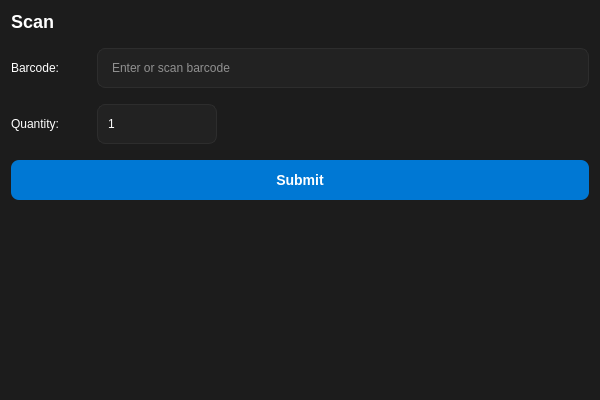
Before: the Qt Designer form InventoryQtApp/ScanPage.ui in Felipeact/InventoryQtApp, drawn with Qt 5.
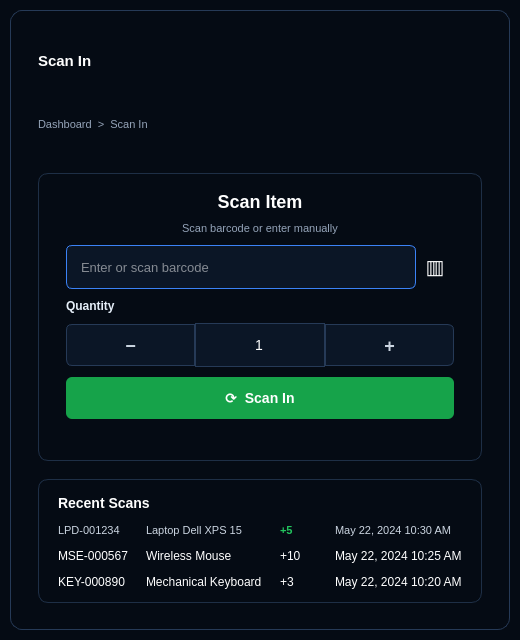
After: the same form once the commit is applied.

Commit message: Scan Page

Diff of the .ui file:
```diff
--- a/InventoryQtApp/ScanPage.ui
+++ b/InventoryQtApp/ScanPage.ui
@@ -6,267 +6,546 @@
    <rect>
     <x>0</x>
     <y>0</y>
-    <width>600</width>
-    <height>400</height>
+				<width>520</width>
+				<height>640</height>
    </rect>
   </property>
   <property name="windowTitle">
    <string>ScanPage</string>
   </property>
   <property name="styleSheet">
-   <string notr="true">QWidget {
-    background-color: #1c1c1c;
-    color: #ffffff;
-}
+			<string notr="true">
+				QWidget#ScanPageClass {
+				background-color: #050B14;
+				color: #FFFFFF;
+				font-family: "Segoe UI";
+				}
 
-QLabel {
-    color: #ffffff;
-}
+				QLabel {
+				background-color: transparent;
+				color: #FFFFFF;
+				}
 
-QLabel#titleLabel {
-    font-size: 18px;
-    font-weight: bold;
-}
+				QWidget#pageCard {
+				background: qlineargradient(
+				x1:0, y1:0, x2:1, y2:1,
+				stop:0 #0B1626,
+				stop:1 #091322
+				);
+				border: 1px solid #263A57;
+				border-radius: 12px;
+				}
 
-QLabel#statusLabel {
-    color: #9ca3af;
-    font-style: italic;
-}
+				QLabel#pageTitleLabel {
+				font-size: 15px;
+				font-weight: 800;
+				color: #FFFFFF;
+				}
 
-QLineEdit#barcodeInput {
-    background-color: #222222;
-    border: 1px solid #2d2d2d;
-    border-radius: 8px;
-    padding: 8px 12px;
-    color: #ffffff;
-    selection-background-color: #0078d4;
-}
+				QLabel#breadcrumbLabel {
+				color: #94A3B8;
+				font-size: 11px;
+				}
 
-QSpinBox#quantityInput {
-    background-color: #222222;
-    border: 1px solid #2d2d2d;
-    border-radius: 8px;
-    padding: 4px 8px;
-    color: #ffffff;
-}
+				QWidget#scanCard,
+				QWidget#recentScansCard {
+				background: qlineargradient(
+				x1:0, y1:0, x2:1, y2:1,
+				stop:0 #0D1828,
+				stop:1 #091322
+				);
+				border: 1px solid #1E2F46;
+				border-radius: 10px;
+				}
 
-QSpinBox::up-button#quantityInput {
-    border: none;
-    background-color: transparent;
-}
+				QLabel#titleLabel {
+				font-size: 18px;
+				font-weight: 800;
+				color: #FFFFFF;
+				}
 
-QSpinBox::down-button#quantityInput {
-    border: none;
-    background-color: transparent;
-}
+				QLabel#subtitleLabel {
+				color: #94A3B8;
+				font-size: 11px;
+				}
 
-QPushButton#submitButton {
-    background-color: #0078d4;
-    color: white;
-    border: none;
-    border-radius: 8px;
-    padding: 10px 20px;
-    font-weight: 600;
-    font-size: 14px;
-}
+				QLabel#quantityLabel {
+				color: #E5EEF8;
+				font-size: 12px;
+				font-weight: 700;
+				}
 
-QPushButton#submitButton:hover {
-    background-color: #106ebe;
-}
+				QLineEdit#barcodeInput {
+				background-color: #0B1626;
+				border: 1px solid #3B82F6;
+				border-radius: 6px;
+				color: #FFFFFF;
+				padding: 0 12px;
+				min-height: 42px;
+				font-size: 13px;
+				}
 
-QPushButton#submitButton:pressed {
-    background-color: #0d5aa8;
-}</string>
-  </property>
-  <layout class="QVBoxLayout" name="mainLayout">
+				QLineEdit#barcodeInput:focus {
+				border: 1px solid #60A5FA;
+				background-color: #0E1B2F;
+				}
+
+				QLineEdit#barcodeInput::placeholder {
+				color: #8EA0B8;
+				}
+
+				QLabel#barcodeIconLabel {
+				background-color: transparent;
+				color: #FFFFFF;
+				font-size: 20px;
+				}
+
+				QSpinBox#quantityInput {
+				background-color: #0B1626;
+				border: 1px solid #263A57;
+				border-radius: 0px;
+				color: #FFFFFF;
+				min-height: 42px;
+				font-size: 14px;
+				}
+
+				QSpinBox#quantityInput::up-button,
+				QSpinBox#quantityInput::down-button {
+				width: 0px;
+				height: 0px;
+				border: none;
+				}
+
+				QPushButton#minusButton,
+				QPushButton#plusButton {
+				background-color: #0B1626;
+				border: 1px solid #263A57;
+				color: #CBD5E1;
+				font-size: 18px;
+				font-weight: 600;
+				}
+
+				QPushButton#minusButton:hover,
+				QPushButton#plusButton:hover {
+				background-color: #172033;
+				color: #FFFFFF;
+				}
+
+				QPushButton#minusButton {
+				border-top-left-radius: 6px;
+				border-bottom-left-radius: 6px;
+				}
+
+				QPushButton#plusButton {
+				border-top-right-radius: 6px;
+				border-bottom-right-radius: 6px;
+				}
+
+				QPushButton#submitButton {
+				background-color: #16A34A;
+				border: none;
+				border-radius: 6px;
+				color: #FFFFFF;
+				min-height: 42px;
+				font-size: 14px;
+				font-weight: 800;
+				}
+
+				QPushButton#submitButton:hover {
+				background-color: #22C55E;
+				}
+
+				QLabel#statusLabel {
+				color: #FACC15;
+				font-size: 12px;
+				font-weight: 700;
+				}
+
+				QLabel#recentTitleLabel {
+				color: #FFFFFF;
+				font-size: 14px;
+				font-weight: 800;
+				}
+
+				QLabel#recentCodeLabel,
+				QLabel#recentNameLabel,
+				QLabel#recentDateLabel {
+				color: #CBD5E1;
+				font-size: 11px;
+				}
+
+				QLabel#recentQtyLabel {
+				color: #22C55E;
+				font-size: 11px;
+				font-weight: 800;
+				}
+			</string>
+		</property>
+
+		<layout class="QVBoxLayout" name="rootLayout">
+			<property name="leftMargin">
+				<number>10</number>
+			</property>
+			<property name="topMargin">
+				<number>10</number>
+			</property>
+			<property name="rightMargin">
+				<number>10</number>
+			</property>
+			<property name="bottomMargin">
+				<number>10</number>
+			</property>
+			<property name="spacing">
+				<number>0</number>
+			</property>
+
+			<item>
+				<widget class="QWidget" name="pageCard" native="true">
+					<layout class="QVBoxLayout" name="pageLayout">
+						<property name="leftMargin">
+							<number>28</number>
+						</property>
+						<property name="topMargin">
+							<number>20</number>
+						</property>
+						<property name="rightMargin">
+							<number>28</number>
+						</property>
+						<property name="bottomMargin">
+							<number>20</number>
+						</property>
+						<property name="spacing">
+							<number>18</number>
+						</property>
+
+						<item>
+							<layout class="QVBoxLayout" name="headerLayout">
+								<property name="spacing">
+									<number>3</number>
+								</property>
+
+								<item>
+									<widget class="QLabel" name="pageTitleLabel">
+										<property name="text">
+											<string>Scan In</string>
+										</property>
+									</widget>
+								</item>
+
+								<item>
+									<widget class="QLabel" name="breadcrumbLabel">
+										<property name="text">
+											<string>Dashboard  &gt;  Scan In</string>
+										</property>
+									</widget>
+								</item>
+							</layout>
+						</item>
+
+						<item>
+							<widget class="QWidget" name="scanCard" native="true">
+								<layout class="QVBoxLayout" name="scanCardLayout">
+									<property name="leftMargin">
+										<number>28</number>
+									</property>
+									<property name="topMargin">
+										<number>18</number>
+									</property>
+									<property name="rightMargin">
+										<number>28</number>
+									</property>
+									<property name="bottomMargin">
+										<number>18</number>
+									</property>
+									<property name="spacing">
+										<number>10</number>
+									</property>
+
    <item>
     <widget class="QLabel" name="titleLabel">
+											<property name="alignment">
+												<set>Qt::AlignCenter</set>
+											</property>
      <property name="text">
-      <string>Scan</string>
+												<string>Scan Item</string>
      </property>
     </widget>
    </item>
+
    <item>
-    <spacer name="verticalSpacer_1">
-     <property name="orientation">
-      <enum>Qt::Orientation::Vertical</enum>
-     </property>
-     <property name="sizeType">
-      <enum>QSizePolicy::Policy::Fixed</enum>
-     </property>
-     <property name="sizeHint" stdset="0">
-      <size>
-       <width>20</width>
-       <height>10</height>
-      </size>
-     </property>
-    </spacer>
-   </item>
+										<widget class="QLabel" name="subtitleLabel">
+											<property name="alignment">
+												<set>Qt::AlignCenter</set>
+											</property>
+											<property name="text">
+												<string>Scan barcode or enter manually</string>
+											</property>
+										</widget>
+									</item>
+
    <item>
     <layout class="QHBoxLayout" name="barcodeLayout">
-     <item>
-      <widget class="QLabel" name="barcodeLabel">
-       <property name="minimumSize">
-        <size>
-         <width>80</width>
-         <height>0</height>
-        </size>
-       </property>
-       <property name="text">
-        <string>Barcode:</string>
-       </property>
-      </widget>
-     </item>
+											<property name="spacing">
+												<number>0</number>
+											</property>
+
      <item>
       <widget class="QLineEdit" name="barcodeInput">
-       <property name="minimumSize">
-        <size>
-         <width>0</width>
-         <height>40</height>
-        </size>
-       </property>
        <property name="placeholderText">
         <string>Enter or scan barcode</string>
        </property>
       </widget>
      </item>
-    </layout>
-   </item>
-   <item>
-    <spacer name="verticalSpacer_2">
-     <property name="orientation">
-      <enum>Qt::Orientation::Vertical</enum>
-     </property>
-     <property name="sizeType">
-      <enum>QSizePolicy::Policy::Fixed</enum>
-     </property>
-     <property name="sizeHint" stdset="0">
-      <size>
-       <width>20</width>
-       <height>10</height>
-      </size>
-     </property>
-    </spacer>
-   </item>
-   <item>
-    <layout class="QHBoxLayout" name="quantityLayout">
+
+											<item>
+												<widget class="QLabel" name="barcodeIconLabel">
+													<property name="minimumSize">
+														<size>
+															<width>38</width>
+															<height>42</height>
+														</size>
+													</property>
+													<property name="maximumSize">
+														<size>
+															<width>38</width>
+															<height>42</height>
+														</size>
+													</property>
+													<property name="alignment">
+														<set>Qt::AlignCenter</set>
+													</property>
+													<property name="text">
+														<string>▥</string>
+													</property>
+												</widget>
+											</item>
+										</layout>
+									</item>
+
      <item>
       <widget class="QLabel" name="quantityLabel">
+											<property name="text">
+												<string>Quantity</string>
+											</property>
+										</widget>
+									</item>
+
+									<item>
+										<layout class="QHBoxLayout" name="quantityControlLayout">
+											<property name="spacing">
+												<number>0</number>
+											</property>
+
+											<item>
+												<widget class="QPushButton" name="minusButton">
        <property name="minimumSize">
         <size>
-         <width>80</width>
-         <height>0</height>
+															<width>58</width>
+															<height>42</height>
         </size>
        </property>
        <property name="text">
-        <string>Quantity:</string>
+														<string>−</string>
        </property>
       </widget>
      </item>
+
      <item>
       <widget class="QSpinBox" name="quantityInput">
-       <property name="minimumSize">
-        <size>
-         <width>120</width>
-         <height>40</height>
-        </size>
-       </property>
        <property name="minimum">
         <number>1</number>
        </property>
        <property name="maximum">
-        <number>9999</number>
+														<number>999999</number>
        </property>
        <property name="value">
         <number>1</number>
        </property>
-      </widget>
-     </item>
+													<property name="alignment">
+														<set>Qt::AlignCenter</set>
+													</property>
+												</widget>
+											</item>
+
      <item>
-      <spacer name="horizontalSpacer">
-       <property name="orientation">
-        <enum>Qt::Orientation::Horizontal</enum>
-       </property>
-       <property name="sizeType">
-        <enum>QSizePolicy::Policy::Expanding</enum>
-       </property>
-       <property name="sizeHint" stdset="0">
+												<widget class="QPushButton" name="plusButton">
+													<property name="minimumSize">
         <size>
-         <width>360</width>
-         <height>20</height>
-        </size>
-       </property>
-      </spacer>
+															<width>58</width>
+															<height>42</height>
+														</size>
+													</property>
+													<property name="text">
+														<string>+</string>
+													</property>
+												</widget>
      </item>
     </layout>
    </item>
-   <item>
-    <spacer name="verticalSpacer_3">
-     <property name="orientation">
-      <enum>Qt::Orientation::Vertical</enum>
-     </property>
-     <property name="sizeType">
-      <enum>QSizePolicy::Policy::Fixed</enum>
-     </property>
-     <property name="sizeHint" stdset="0">
-      <size>
-       <width>20</width>
-       <height>10</height>
-      </size>
-     </property>
-    </spacer>
-   </item>
+
    <item>
     <widget class="QPushButton" name="submitButton">
-     <property name="minimumSize">
-      <size>
-       <width>0</width>
-       <height>40</height>
-      </size>
-     </property>
      <property name="text">
-      <string>Submit</string>
+												<string>⟳  Scan In</string>
      </property>
     </widget>
    </item>
-   <item>
-    <spacer name="verticalSpacer_4">
-     <property name="orientation">
-      <enum>Qt::Orientation::Vertical</enum>
-     </property>
-     <property name="sizeType">
-      <enum>QSizePolicy::Policy::Fixed</enum>
-     </property>
-     <property name="sizeHint" stdset="0">
-      <size>
-       <width>20</width>
-       <height>10</height>
-      </size>
-     </property>
-    </spacer>
-   </item>
+
    <item>
     <widget class="QLabel" name="statusLabel">
+											<property name="alignment">
+												<set>Qt::AlignCenter</set>
+											</property>
      <property name="text">
       <string></string>
      </property>
     </widget>
    </item>
+								</layout>
+							</widget>
+						</item>
+
    <item>
-    <spacer name="verticalSpacer_5">
+							<widget class="QWidget" name="recentScansCard" native="true">
+								<layout class="QVBoxLayout" name="recentScansLayout">
+									<property name="leftMargin">
+										<number>20</number>
+									</property>
+									<property name="topMargin">
+										<number>14</number>
+									</property>
+									<property name="rightMargin">
+										<number>20</number>
+									</property>
+									<property name="bottomMargin">
+										<number>14</number>
+									</property>
+									<property name="spacing">
+										<number>12</number>
+									</property>
+
+									<item>
+										<widget class="QLabel" name="recentTitleLabel">
+											<property name="text">
+												<string>Recent Scans</string>
+											</property>
+										</widget>
+									</item>
+
+									<item>
+										<layout class="QGridLayout" name="recentGridLayout">
+											<property name="horizontalSpacing">
+												<number>18</number>
+											</property>
+											<property name="verticalSpacing">
+												<number>12</number>
+											</property>
+
+											<item row="0" column="0">
+												<widget class="QLabel" name="recentCodeLabel">
+													<property name="text">
+														<string>LPD-001234</string>
+													</property>
+												</widget>
+											</item>
+											<item row="0" column="1">
+												<widget class="QLabel" name="recentNameLabel">
+													<property name="text">
+														<string>Laptop Dell XPS 15</string>
+													</property>
+												</widget>
+											</item>
+											<item row="0" column="2">
+												<widget class="QLabel" name="recentQtyLabel">
+													<property name="text">
+														<string>+5</string>
+													</property>
+												</widget>
+											</item>
+											<item row="0" column="3">
+												<widget class="QLabel" name="recentDateLabel">
+													<property name="text">
+														<string>May 22, 2024 10:30 AM</string>
+													</property>
+												</widget>
+											</item>
+
+											<item row="1" column="0">
+												<widget class="QLabel" name="recentCodeLabel_2">
+													<property name="text">
+														<string>MSE-000567</string>
+													</property>
+												</widget>
+											</item>
+											<item row="1" column="1">
+												<widget class="QLabel" name="recentNameLabel_2">
+													<property name="text">
+														<string>Wireless Mouse</string>
+													</property>
+												</widget>
+											</item>
+											<item row="1" column="2">
+												<widget class="QLabel" name="recentQtyLabel_2">
+													<property name="text">
+														<string>+10</string>
+													</property>
+												</widget>
+											</item>
+											<item row="1" column="3">
+												<widget class="QLabel" name="recentDateLabel_2">
+													<property name="text">
+														<string>May 22, 2024 10:25 AM</string>
+													</property>
+												</widget>
+											</item>
+
+											<item row="2" column="0">
+												<widget class="QLabel" name="recentCodeLabel_3">
+													<property name="text">
+														<string>KEY-000890</string>
+													</property>
+												</widget>
+											</item>
+											<item row="2" column="1">
+												<widget class="QLabel" name="recentNameLabel_3">
+													<property name="text">
+														<string>Mechanical Keyboard</string>
+													</property>
+												</widget>
+											</item>
+											<item row="2" column="2">
+												<widget class="QLabel" name="recentQtyLabel_3">
+													<property name="text">
+														<string>+3</string>
+													</property>
+												</widget>
+											</item>
+											<item row="2" column="3">
+												<widget class="QLabel" name="recentDateLabel_3">
+													<property name="text">
+														<string>May 22, 2024 10:20 AM</string>
+													</property>
+												</widget>
+											</item>
+										</layout>
+									</item>
+								</layout>
+							</widget>
+						</item>
+
+						<item>
+							<spacer name="bottomSpacer">
      <property name="orientation">
-      <enum>Qt::Orientation::Vertical</enum>
+									<enum>Qt::Vertical</enum>
      </property>
      <property name="sizeType">
-      <enum>QSizePolicy::Policy::Expanding</enum>
-     </property>
-     <property name="sizeHint" stdset="0">
-      <size>
-       <width>20</width>
-       <height>200</height>
-      </size>
-     </property>
-    </spacer>
+									<enum>QSizePolicy::Expanding</enum>
+								</property>
+							</spacer>
+						</item>
+
+					</layout>
+				</widget>
    </item>
   </layout>
  </widget>
```
Left out of the diff: 2 changed lines with no effect on the pictures. Lines whose indentation alone changed are shown as unchanged. The commit also changes 2 other files.
